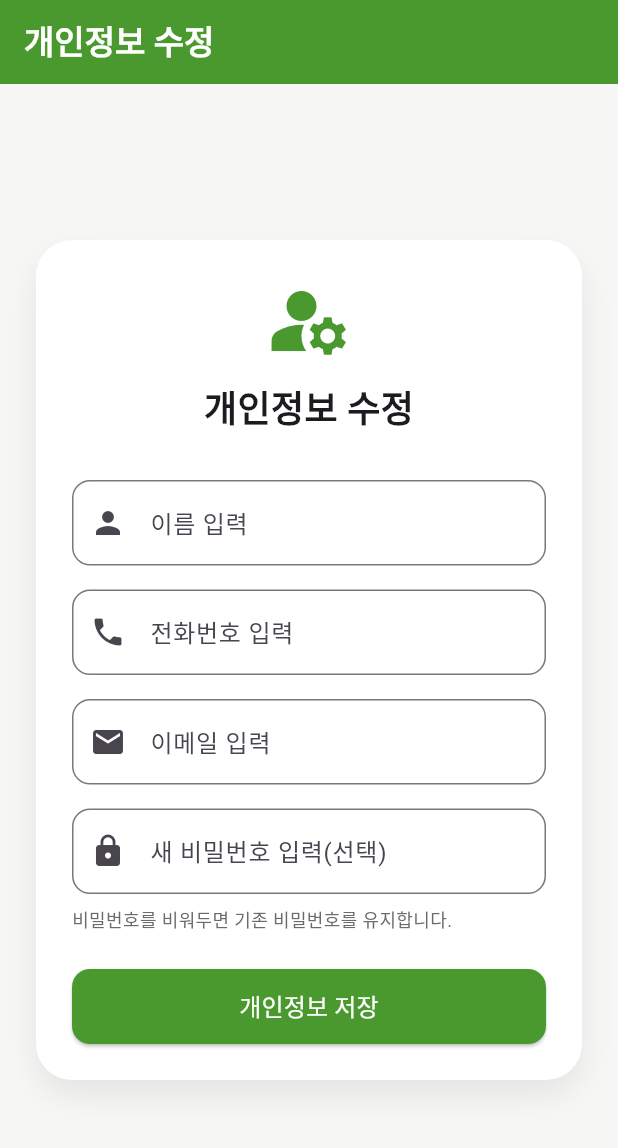
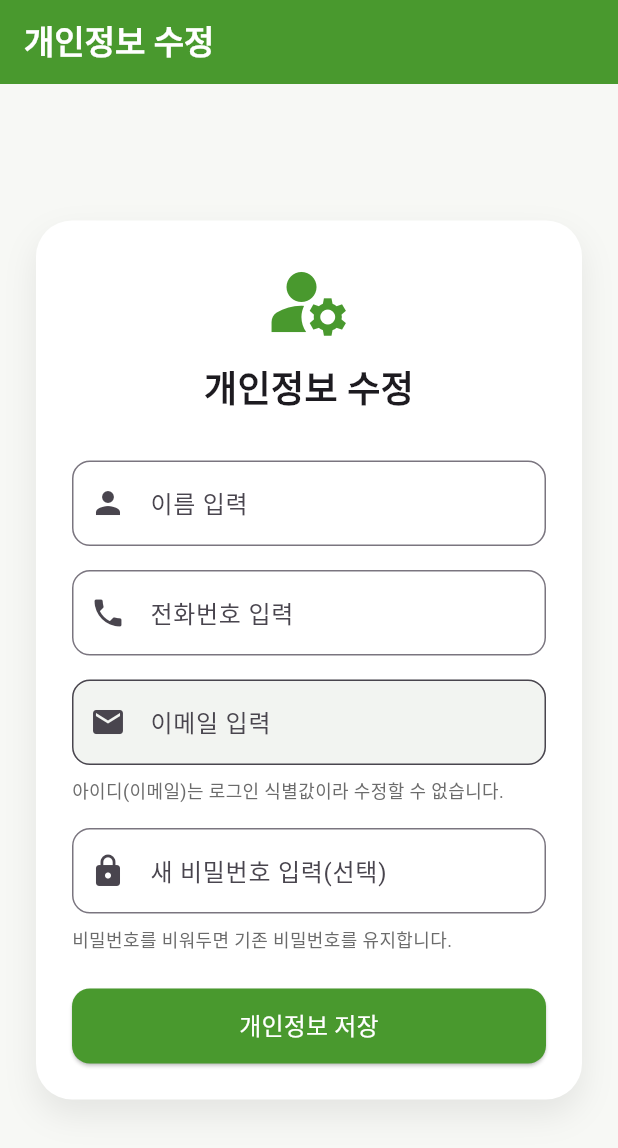
Before and after one commit to Hgracefield/beangle_project, a Flutter app: the UserProfilePage screen opened directly, on a phone screen of 412 x 824 dp. Shown: the top 1148 px of the screen. Run offline on Flutter 3.47's test engine with Material 3 defaults, Android fonts, the phone set to English and light mode, and no system bars; our stand-ins replace flutter_local_notifications, flutter_map, geolocator, get, get_storage, google_sign_in and 1 more; missing offline and left inert: google_sign_in_web; accounts and stored records are empty; network calls fail.

```diff
--- a/beangle_app/lib/auth/custom_textfield.dart
+++ b/beangle_app/lib/auth/custom_textfield.dart
@@ -8,6 +8,8 @@ class CustomTextField extends StatelessWidget {
   final TextInputType? keyboardType;
   final TextInputAction? textInputAction;
   final ValueChanged<String>? onChanged;
+  final bool readOnly;
+  final bool enabled;
 
   const CustomTextField({
     super.key,
@@ -18,6 +20,8 @@ class CustomTextField extends StatelessWidget {
     this.keyboardType,
     this.textInputAction,
     this.onChanged,
+    this.readOnly = false,
+    this.enabled = true,
   });
 
   @override
@@ -25,15 +29,17 @@ class CustomTextField extends StatelessWidget {
     return TextField(
       controller: controller,
       obscureText: obscure,
+      readOnly: readOnly,
+      enabled: enabled,
       keyboardType: keyboardType,
       textInputAction: textInputAction,
       onChanged: onChanged,
       decoration: InputDecoration(
         prefixIcon: Icon(icon),
         hintText: hint,
-        border: OutlineInputBorder(
-          borderRadius: BorderRadius.circular(12),
-        ),
+        filled: !enabled || readOnly,
+        fillColor: const Color(0xFFF2F4F1),
+        border: OutlineInputBorder(borderRadius: BorderRadius.circular(12)),
       ),
     );
   }
--- a/beangle_app/lib/user/map_for_user.dart
+++ b/beangle_app/lib/user/map_for_user.dart
@@ -746,14 +746,13 @@ class _MapForUserPageState extends State<MapForUserPage> {
       _selectedForecastHour,
     );
     final int currentAvailable = data['available'] as int? ?? 0;
-    final int rackCount = currentAvailable + (data['parking'] as int? ?? 0);
     final int reservationImpact = _cumulativeReservedCount(
       stationId,
       _selectedForecastHour,
     );
     final int predicted =
         (currentAvailable + summary.netFlow).round() - reservationImpact;
-    return predicted.clamp(0, rackCount);
+    return predicted.clamp(0, 9999);
   }
 
   _ForecastOffsetSummary _getForecastOffsetSummary(
--- a/beangle_app/lib/user/user_profile_page.dart
+++ b/beangle_app/lib/user/user_profile_page.dart
@@ -264,6 +264,18 @@ class _UserProfilePageState extends State<UserProfilePage> {
                         controller: _emailController,
                         keyboardType: TextInputType.emailAddress,
                         textInputAction: TextInputAction.next,
+                        readOnly: true,
+                      ),
+                      const SizedBox(height: 8),
+                      const Align(
+                        alignment: Alignment.centerLeft,
+                        child: Text(
+                          '아이디(이메일)는 로그인 식별값이라 수정할 수 없습니다.',
+                          style: TextStyle(
+                            fontSize: 12,
+                            color: Color(0xFF6B6B6B),
+                          ),
+                        ),
                       ),
                       const SizedBox(height: 16),
                       CustomTextField(
```
